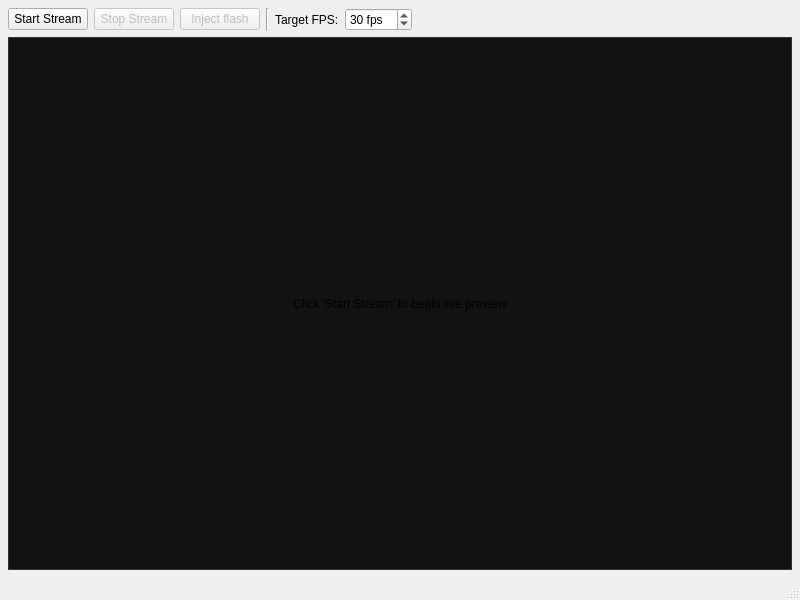
This is mainwindow.ui in ppissias/SeleneWatch as Qt 5 draws it before an edit. The edited form follows.
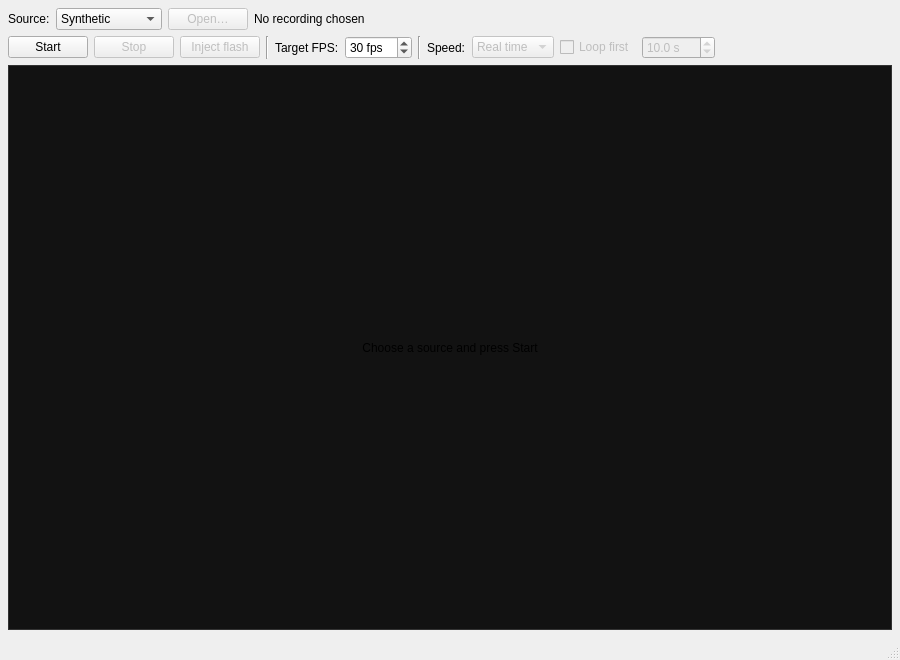
This is the edited form.

Commit message: Feature-6 Part A: play SER recordings through the capture path

What changed in the file:
```diff
--- a/mainwindow.ui
+++ b/mainwindow.ui
@@ -6,8 +6,8 @@
    <rect>
     <x>0</x>
     <y>0</y>
-    <width>800</width>
-    <height>600</height>
+    <width>900</width>
+    <height>660</height>
    </rect>
   </property>
   <property name="windowTitle">
@@ -30,12 +30,60 @@
     <property name="bottomMargin">
      <number>8</number>
     </property>
+    <item>
+     <layout class="QHBoxLayout" name="sourceLayout">
+      <item>
+       <widget class="QLabel" name="sourceLabel">
+        <property name="text">
+         <string>Source:</string>
+        </property>
+       </widget>
+      </item>
+      <item>
+       <widget class="QComboBox" name="sourceComboBox">
+        <item>
+         <property name="text">
+          <string>Synthetic</string>
+         </property>
+        </item>
+        <item>
+         <property name="text">
+          <string>Recording file</string>
+         </property>
+        </item>
+       </widget>
+      </item>
+      <item>
+       <widget class="QPushButton" name="openFileButton">
+        <property name="enabled">
+         <bool>false</bool>
+        </property>
+        <property name="text">
+         <string>Open…</string>
+        </property>
+       </widget>
+      </item>
+      <item>
+       <widget class="QLabel" name="fileLabel">
+        <property name="sizePolicy">
+         <sizepolicy hsizetype="Expanding" vsizetype="Preferred">
+          <horstretch>1</horstretch>
+          <verstretch>0</verstretch>
+         </sizepolicy>
+        </property>
+        <property name="text">
+         <string>No recording chosen</string>
+        </property>
+       </widget>
+      </item>
+     </layout>
+    </item>
     <item>
      <layout class="QHBoxLayout" name="controlsLayout">
       <item>
        <widget class="QPushButton" name="startButton">
         <property name="text">
-         <string>Start Stream</string>
+         <string>Start</string>
         </property>
        </widget>
       </item>
@@ -45,7 +93,7 @@
          <bool>false</bool>
         </property>
         <property name="text">
-         <string>Stop Stream</string>
+         <string>Stop</string>
         </property>
        </widget>
       </item>
@@ -89,6 +137,75 @@
         </property>
        </widget>
       </item>
+      <item>
+       <widget class="Line" name="line2">
+        <property name="orientation">
+         <enum>Qt::Vertical</enum>
+        </property>
+       </widget>
+      </item>
+      <item>
+       <widget class="QLabel" name="speedLabel">
+        <property name="text">
+         <string>Speed:</string>
+        </property>
+       </widget>
+      </item>
+      <item>
+       <widget class="QComboBox" name="speedComboBox">
+        <property name="enabled">
+         <bool>false</bool>
+        </property>
+        <property name="toolTip">
+         <string>Real time follows the recording's own frame times. Fast runs the detector over the file without waiting.</string>
+        </property>
+        <item>
+         <property name="text">
+          <string>Real time</string>
+         </property>
+        </item>
+        <item>
+         <property name="text">
+          <string>Fast</string>
+         </property>
+        </item>
+       </widget>
+      </item>
+      <item>
+       <widget class="QCheckBox" name="loopCheckBox">
+        <property name="enabled">
+         <bool>false</bool>
+        </property>
+        <property name="toolTip">
+         <string>Plays the first seconds of the recording again and again. Each lap restarts detection.</string>
+        </property>
+        <property name="text">
+         <string>Loop first</string>
+        </property>
+       </widget>
+      </item>
+      <item>
+       <widget class="QDoubleSpinBox" name="loopSecondsSpinBox">
+        <property name="enabled">
+         <bool>false</bool>
+        </property>
+        <property name="decimals">
+         <number>1</number>
+        </property>
+        <property name="minimum">
+         <double>0.5</double>
+        </property>
+        <property name="maximum">
+         <double>3600.0</double>
+        </property>
+        <property name="value">
+         <double>10.0</double>
+        </property>
+        <property name="suffix">
+         <string> s</string>
+        </property>
+       </widget>
+      </item>
       <item>
        <spacer name="horizontalSpacer">
         <property name="orientation">
@@ -122,7 +239,7 @@
        <string notr="true">background-color: #121212; border: 1px solid #333333;</string>
       </property>
       <property name="text">
-       <string>Click 'Start Stream' to begin live preview</string>
+       <string>Choose a source and press Start</string>
       </property>
       <property name="alignment">
        <set>Qt::AlignCenter</set>
```
Left out of the diff: 8 changed lines with no effect on the pictures. The commit also changes 30 other files.
